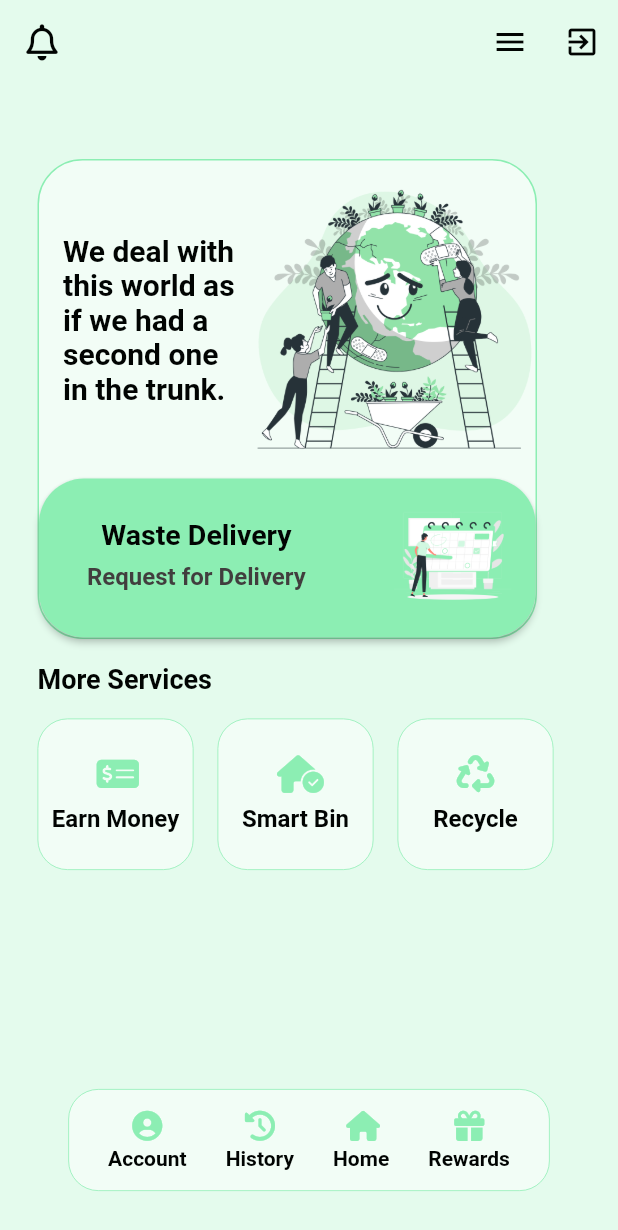
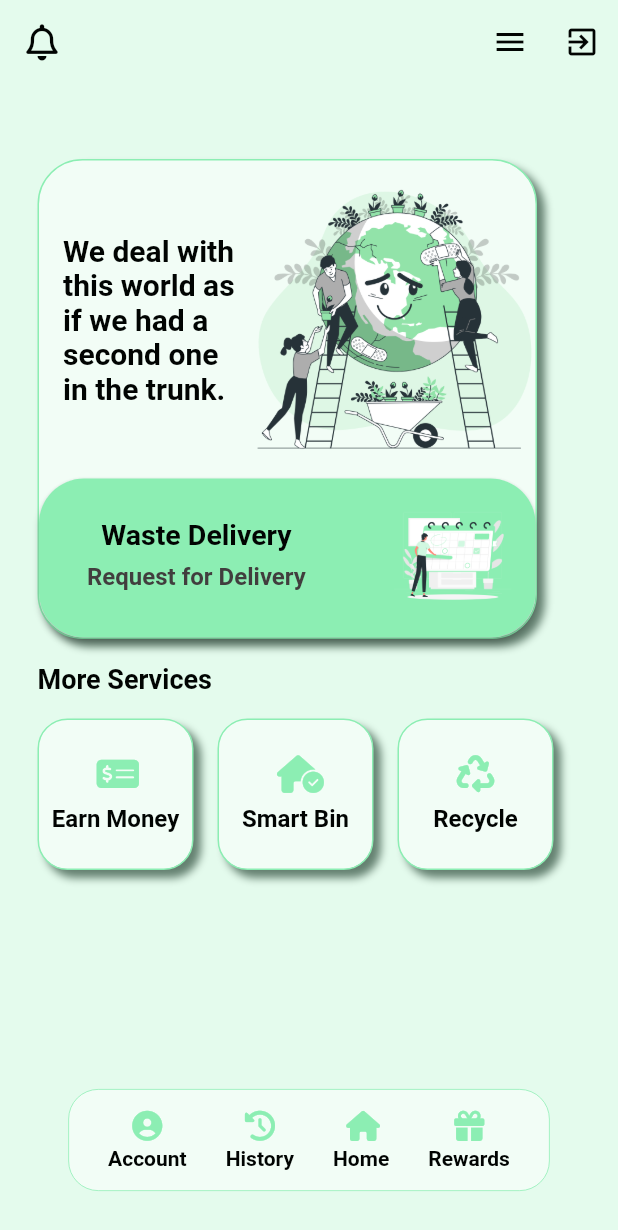
Before and after one commit to mgs042/LBMW, a Flutter app: the MainScreen screen opened directly, on a phone screen of 412 x 824 dp. Shown: the top 1230 px of the screen. Run offline on Flutter 3.47's test engine with Material 2 defaults, Android fonts, the phone set to English and light mode, and no system bars; our stand-ins replace cloud_firestore, country_picker, date_picker_timeline, firebase_auth, firebase_core, firebase_storage and 7 more; missing offline and left inert: razorpay_flutter; accounts and stored records are empty.

Commit message:
Modified Box shadows

```diff
--- a/lib/screens/main_screen.dart
+++ b/lib/screens/main_screen.dart
@@ -56,6 +56,15 @@ class MainScreen extends StatelessWidget {
                 borderRadius: BorderRadius.circular(30),
                 color: Color(0xffF2FDF6),
                 border: Border.all(color: Color(0xff8CEEB3)),
+                boxShadow: [
+                  BoxShadow(
+                    color: Color.fromARGB(255, 101, 129, 113)
+                        .withOpacity(1), // Shadow color
+                    offset: Offset(5, 5), // Shadow position
+                    blurRadius: 4, // Shadow blur radius
+                    // Shadow spread radius
+                  ),
+                ],
               ),
               child: Column(
                 children: [
@@ -171,7 +180,7 @@ class MainScreen extends StatelessWidget {
           SingleChildScrollView(
             scrollDirection: Axis.horizontal,
             child: Padding(
-              padding: EdgeInsets.fromLTRB(25, 16, 25, 0),
+              padding: EdgeInsets.fromLTRB(25, 16, 25, 10),
               child: Row(
                 children: [
                   RoundedBox(
@@ -277,9 +286,17 @@ class RoundedBox extends StatelessWidget {
         borderRadius: BorderRadius.circular(20),
         border: Border.all(
           color: Color(0xff8CEEB3),
-          width: 0.5,
         ),
         color: Color(0xffF2FDF6),
+        boxShadow: [
+          BoxShadow(
+            color: Color.fromARGB(255, 101, 129, 113)
+                .withOpacity(1), // Shadow color
+            offset: Offset(5, 5), // Shadow position
+            blurRadius: 4, // Shadow blur radius
+            // Shadow spread radius
+          ),
+        ],
       ),
       child: Column(
         mainAxisAlignment: MainAxisAlignment.center,
```
